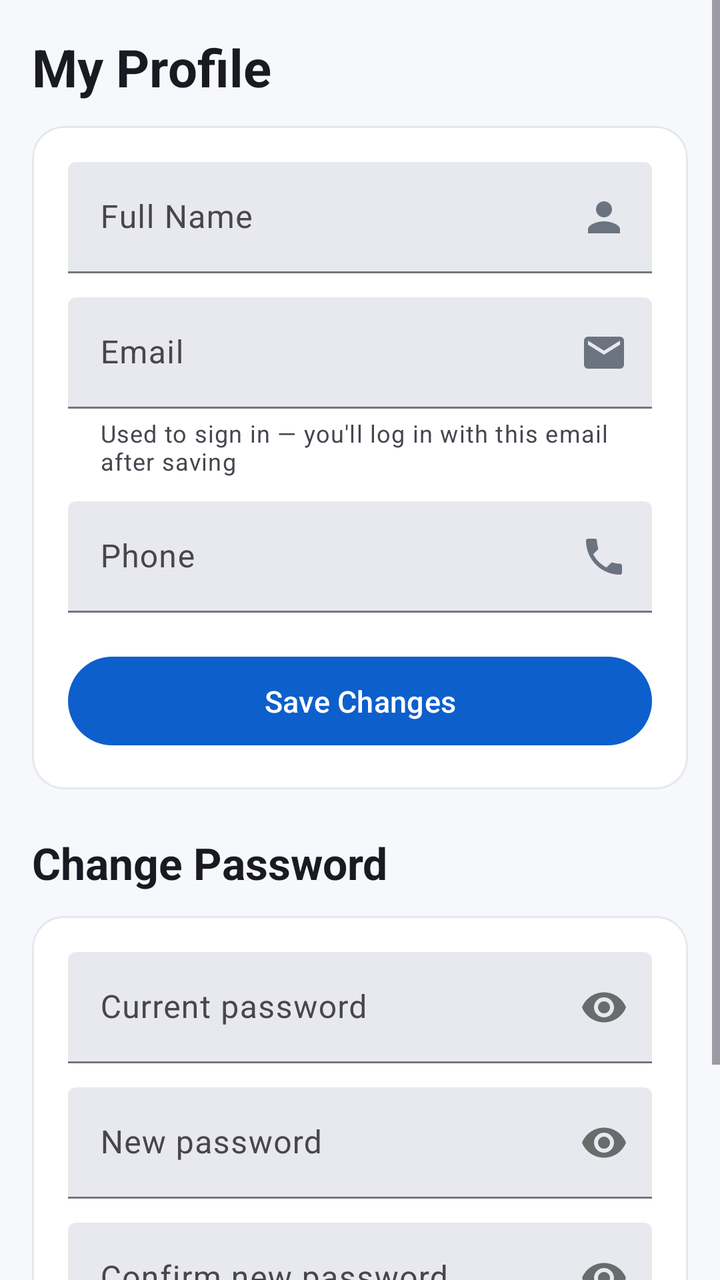
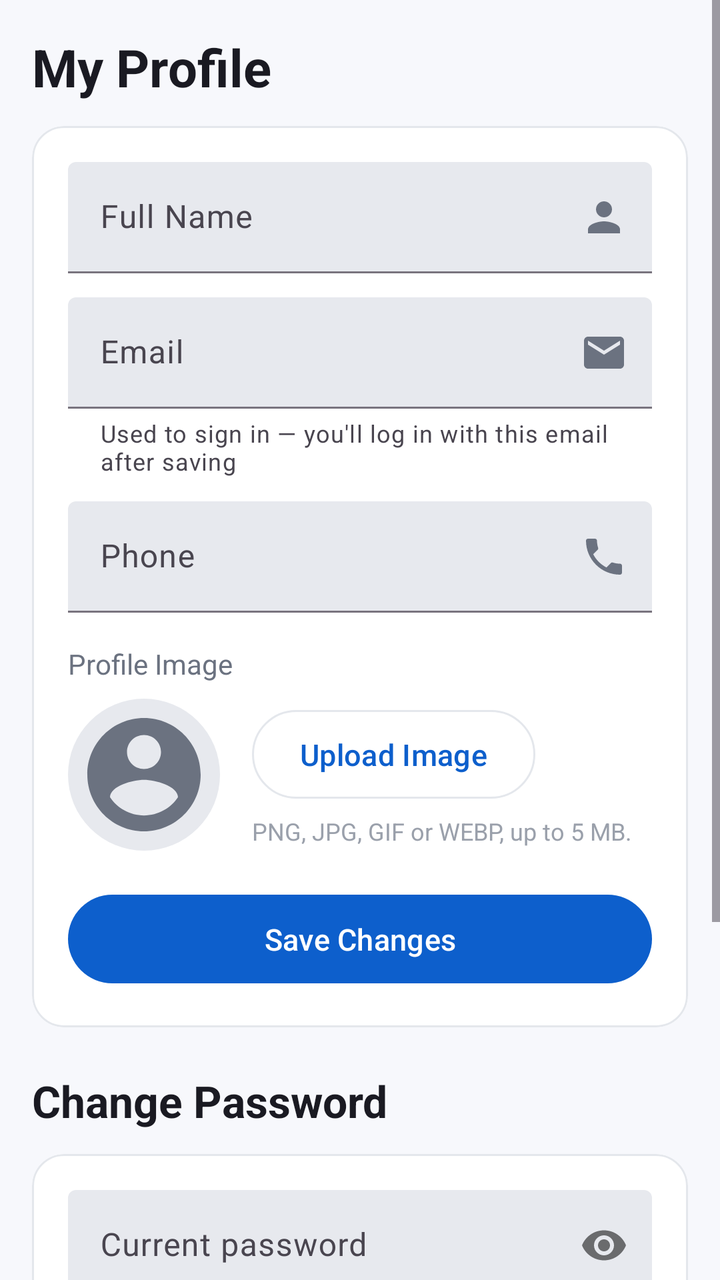

Compare the two renders of this Android layout. The source of the first and the diff that turns it into the second are given below.
<!-- AndroidManifest.xml: application theme Theme.SalesApp -->
<!-- res/layout/fragment_profile.xml -->
<?xml version="1.0" encoding="utf-8"?>
<ScrollView xmlns:android="http://schemas.android.com/apk/res/android"
    xmlns:app="http://schemas.android.com/apk/res-auto"
    android:layout_width="match_parent"
    android:layout_height="match_parent"
    android:background="@color/bg">

    <LinearLayout
        android:layout_width="match_parent"
        android:layout_height="wrap_content"
        android:orientation="vertical"
        android:padding="16dp">

        <TextView
            style="@style/Text.PageTitle"
            android:layout_width="wrap_content"
            android:layout_height="wrap_content"
            android:text="My Profile" />

        <com.google.android.material.card.MaterialCardView
            android:layout_width="match_parent"
            android:layout_height="wrap_content"
            android:layout_marginTop="12dp"
            app:cardBackgroundColor="@color/surface"
            app:cardCornerRadius="16dp"
            app:cardElevation="0dp"
            app:strokeColor="@color/divider"
            app:strokeWidth="1dp">

            <LinearLayout
                android:layout_width="match_parent"
                android:layout_height="wrap_content"
                android:orientation="vertical"
                android:padding="18dp">

                <com.google.android.material.textfield.TextInputLayout
                    style="@style/Widget.Material3.TextInputLayout.FilledBox"
                    android:layout_width="match_parent"
                    android:layout_height="wrap_content"
                    app:boxBackgroundColor="@color/field_grey"
                    app:endIconMode="custom"
                    app:endIconDrawable="@drawable/ic_profile"
                    app:endIconTint="@color/text_secondary"
                    android:hint="Full Name">
                    <com.google.android.material.textfield.TextInputEditText
                        android:id="@+id/etFullName"
                        android:layout_width="match_parent"
                        android:layout_height="wrap_content"
                        android:inputType="textPersonName" />
                </com.google.android.material.textfield.TextInputLayout>

                <com.google.android.material.textfield.TextInputLayout
                    style="@style/Widget.Material3.TextInputLayout.FilledBox"
                    android:layout_width="match_parent"
                    android:layout_height="wrap_content"
                    android:layout_marginTop="12dp"
                    app:boxBackgroundColor="@color/field_grey"
                    app:endIconMode="custom"
                    app:endIconDrawable="@drawable/ic_email"
                    app:endIconTint="@color/text_secondary"
                    app:helperText="Used to sign in — you'll log in with this email after saving"
                    android:hint="Email">
                    <com.google.android.material.textfield.TextInputEditText
                        android:id="@+id/etEmail"
                        android:layout_width="match_parent"
                        android:layout_height="wrap_content"
                        android:inputType="textEmailAddress" />
                </com.google.android.material.textfield.TextInputLayout>

                <com.google.android.material.textfield.TextInputLayout
                    style="@style/Widget.Material3.TextInputLayout.FilledBox"
                    android:layout_width="match_parent"
                    android:layout_height="wrap_content"
                    android:layout_marginTop="12dp"
                    app:boxBackgroundColor="@color/field_grey"
                    app:endIconMode="custom"
                    app:endIconDrawable="@drawable/ic_phone"
                    app:endIconTint="@color/text_secondary"
                    android:hint="Phone">
                    <com.google.android.material.textfield.TextInputEditText
                        android:id="@+id/etPhone"
                        android:layout_width="match_parent"
                        android:layout_height="wrap_content"
                        android:inputType="phone" />
                </com.google.android.material.textfield.TextInputLayout>

                <com.google.android.material.button.MaterialButton
                    android:id="@+id/btnSaveProfile"
                    style="@style/Widget.SalesApp.Button"
                    android:layout_width="match_parent"
                    android:layout_height="wrap_content"
                    android:layout_marginTop="18dp"
                    android:text="Save Changes" />
            </LinearLayout>
        </com.google.android.material.card.MaterialCardView>

        <TextView
            style="@style/Text.PageTitle"
            android:layout_width="wrap_content"
            android:layout_height="wrap_content"
            android:layout_marginTop="22dp"
            android:textSize="22sp"
            android:text="Change Password" />

        <com.google.android.material.card.MaterialCardView
            android:layout_width="match_parent"
            android:layout_height="wrap_content"
            android:layout_marginTop="12dp"
            app:cardBackgroundColor="@color/surface"
            app:cardCornerRadius="16dp"
            app:cardElevation="0dp"
            app:strokeColor="@color/divider"
            app:strokeWidth="1dp">

            <LinearLayout
                android:layout_width="match_parent"
                android:layout_height="wrap_content"
                android:orientation="vertical"
                android:padding="18dp">

                <com.google.android.material.textfield.TextInputLayout
                    style="@style/Widget.Material3.TextInputLayout.FilledBox"
                    android:layout_width="match_parent"
                    android:layout_height="wrap_content"
                    app:boxBackgroundColor="@color/field_grey"
                    app:passwordToggleEnabled="true"
                    android:hint="Current password">
                    <com.google.android.material.textfield.TextInputEditText
                        android:id="@+id/etCurrent"
                        android:layout_width="match_parent"
                        android:layout_height="wrap_content"
                        android:inputType="textPassword" />
                </com.google.android.material.textfield.TextInputLayout>

                <com.google.android.material.textfield.TextInputLayout
                    style="@style/Widget.Material3.TextInputLayout.FilledBox"
                    android:layout_width="match_parent"
                    android:layout_height="wrap_content"
                    android:layout_marginTop="12dp"
                    app:boxBackgroundColor="@color/field_grey"
                    app:passwordToggleEnabled="true"
                    android:hint="New password">
                    <com.google.android.material.textfield.TextInputEditText
                        android:id="@+id/etNew"
                        android:layout_width="match_parent"
                        android:layout_height="wrap_content"
                        android:inputType="textPassword" />
                </com.google.android.material.textfield.TextInputLayout>

                <com.google.android.material.textfield.TextInputLayout
                    style="@style/Widget.Material3.TextInputLayout.FilledBox"
                    android:layout_width="match_parent"
                    android:layout_height="wrap_content"
                    android:layout_marginTop="12dp"
                    app:boxBackgroundColor="@color/field_grey"
                    app:passwordToggleEnabled="true"
                    android:hint="Confirm new password">
                    <com.google.android.material.textfield.TextInputEditText
                        android:id="@+id/etConfirm"
                        android:layout_width="match_parent"
                        android:layout_height="wrap_content"
                        android:inputType="textPassword" />
                </com.google.android.material.textfield.TextInputLayout>

                <com.google.android.material.button.MaterialButton
                    android:id="@+id/btnChangePassword"
                    style="@style/Widget.SalesApp.Button.Outlined"
                    android:layout_width="match_parent"
                    android:layout_height="wrap_content"
                    android:layout_marginTop="16dp"
                    android:text="Change password" />
            </LinearLayout>
        </com.google.android.material.card.MaterialCardView>
    </LinearLayout>
</ScrollView>
<!-- resources referenced by this layout -->
<resources>
  <color name="bg">#FFF7F8FC</color>
  <color name="divider">#FFE4E7EC</color>
  <color name="field_grey">#FFE7E9EE</color>
  <color name="surface">#FFFFFFFF</color>
  <color name="text_secondary">#FF6B7280</color>
  <!-- drawable ic_email (drawable) -->
  <vector xmlns:android="http://schemas.android.com/apk/res/android"
      android:width="24dp" android:height="24dp" android:viewportWidth="24" android:viewportHeight="24"
      android:tint="@color/text_secondary">
      <path android:fillColor="@android:color/white" android:pathData="M20,4H4c-1.1,0 -1.99,0.9 -1.99,2L2,18c0,1.1 0.9,2 2,2h16c1.1,0 2,-0.9 2,-2V6c0,-1.1 -0.9,-2 -2,-2zM20,8l-8,5 -8,-5V6l8,5 8,-5v2z"/>
  </vector>
  <!-- drawable ic_profile (drawable) -->
  <vector xmlns:android="http://schemas.android.com/apk/res/android"
      android:width="24dp" android:height="24dp" android:viewportWidth="24" android:viewportHeight="24"
      android:tint="@color/text_primary">
      <path android:fillColor="@android:color/white" android:pathData="M12,12c2.21,0 4,-1.79 4,-4s-1.79,-4 -4,-4 -4,1.79 -4,4 1.79,4 4,4zM12,14c-2.67,0 -8,1.34 -8,4v2h16v-2c0,-2.66 -5.33,-4 -8,-4z"/>
  </vector>
  <style name="Text.PageTitle" parent="TextAppearance.Material3.HeadlineSmall">
          <item name="android:textColor">@color/text_primary</item>
          <item name="android:textStyle">bold</item>
          <item name="android:textSize">26sp</item>
      </style>
  <style name="Widget.SalesApp.Button" parent="Widget.Material3.Button">
          <item name="cornerRadius">28dp</item>
          <item name="android:paddingVertical">12dp</item>
          <item name="android:textSize">15sp</item>
          <item name="android:textAllCaps">false</item>
          <item name="backgroundTint">@color/primary</item>
      </style>
  <style name="Widget.SalesApp.Button.Outlined" parent="Widget.Material3.Button.OutlinedButton">
          <item name="cornerRadius">28dp</item>
          <item name="android:textAllCaps">false</item>
          <item name="android:textColor">@color/primary</item>
          <item name="strokeColor">@color/divider</item>
          <item name="iconTint">@color/primary</item>
      </style>
  <color name="text_primary">#FF1A1A22</color>
  <color name="primary">#0D5FCC</color>
  <color name="primary_dark">#0A4CA3</color>
  <color name="primary_variant">#1E88E5</color>
  <color name="white">#FFFFFFFF</color>
  <style name="Widget.SalesApp.Fab" parent="Widget.Material3.FloatingActionButton.Primary">
          <item name="backgroundTint">@color/primary</item>
          <item name="tint">@color/white</item>
          <item name="srcCompat">@drawable/ic_add</item>
      </style>
  <!-- drawable ic_add (drawable) -->
  <vector xmlns:android="http://schemas.android.com/apk/res/android"
      android:width="24dp" android:height="24dp" android:viewportWidth="24" android:viewportHeight="24"
      android:tint="@color/white">
      <path android:fillColor="@android:color/white" android:pathData="M19,13h-6v6h-2v-6H5v-2h6V5h2v6h6v2z"/>
  </vector>
  <!-- unchanged entries left out for length: 2 -->
</resources>

<!-- the commit's change to res/layout/fragment_profile.xml (unified diff, before → after) -->
@@ -84,6 +84,72 @@
                         android:inputType="phone" />
                 </com.google.android.material.textfield.TextInputLayout>
 
+                <TextView
+                    android:layout_width="wrap_content"
+                    android:layout_height="wrap_content"
+                    android:layout_marginTop="16dp"
+                    android:text="Profile Image"
+                    android:textColor="@color/text_secondary"
+                    android:textSize="14sp" />
+
+                <LinearLayout
+                    android:layout_width="match_parent"
+                    android:layout_height="wrap_content"
+                    android:layout_marginTop="8dp"
+                    android:orientation="horizontal"
+                    android:gravity="center_vertical">
+
+                    <FrameLayout
+                        android:layout_width="76dp"
+                        android:layout_height="76dp"
+                        android:background="@drawable/bg_icon_circle">
+
+                        <ImageView
+                            android:id="@+id/ivAvatar"
+                            android:layout_width="match_parent"
+                            android:layout_height="match_parent"
+                            android:padding="4dp"
+                            android:scaleType="centerCrop"
+                            android:src="@drawable/ic_account_circle"
+                            app:tint="@color/text_secondary"
+                            android:contentDescription="Profile image" />
+                    </FrameLayout>
+
+                    <LinearLayout
+                        android:layout_width="0dp"
+                        android:layout_weight="1"
+                        android:layout_height="wrap_content"
+                        android:layout_marginStart="16dp"
+                        android:orientation="vertical">
+
+                        <com.google.android.material.button.MaterialButton
+                            android:id="@+id/btnUpload"
+                            style="@style/Widget.SalesApp.Button.Outlined"
+                            android:layout_width="wrap_content"
+                            android:layout_height="wrap_content"
+                            android:text="Upload Image" />
+
+                        <TextView
+                            android:layout_width="wrap_content"
+                            android:layout_height="wrap_content"
+                            android:layout_marginTop="4dp"
+                            android:text="PNG, JPG, GIF or WEBP, up to 5 MB."
+                            android:textColor="@color/text_hint"
+                            android:textSize="12sp" />
+
+                        <TextView
+                            android:id="@+id/btnRemoveImage"
+                            android:layout_width="wrap_content"
+                            android:layout_height="wrap_content"
+                            android:layout_marginTop="4dp"
+                            android:padding="4dp"
+                            android:text="Remove"
+                            android:textColor="@color/danger"
+                            android:textSize="14sp"
+                            android:visibility="gone" />
+                    </LinearLayout>
+                </LinearLayout>
+
                 <com.google.android.material.button.MaterialButton
                     android:id="@+id/btnSaveProfile"
                     style="@style/Widget.SalesApp.Button"
<!-- resource entries referenced after the edit -->
@@ -1,10 +1,23 @@
 <!-- resources referenced by this layout -->
 <resources>
   <color name="bg">#FFF7F8FC</color>
+  <color name="danger">#FFC62828</color>
   <color name="divider">#FFE4E7EC</color>
   <color name="field_grey">#FFE7E9EE</color>
   <color name="surface">#FFFFFFFF</color>
+  <color name="text_hint">#FF9AA0AB</color>
   <color name="text_secondary">#FF6B7280</color>
+  <!-- drawable bg_icon_circle (drawable) -->
+  <?xml version="1.0" encoding="utf-8"?>
+  <shape xmlns:android="http://schemas.android.com/apk/res/android" android:shape="oval">
+      <solid android:color="@color/field_grey" />
+  </shape>
+  <!-- drawable ic_account_circle (drawable) -->
+  <vector xmlns:android="http://schemas.android.com/apk/res/android"
+      android:width="24dp" android:height="24dp" android:viewportWidth="24" android:viewportHeight="24"
+      android:tint="@color/text_primary">
+      <path android:fillColor="@android:color/white" android:pathData="M12,2C6.48,2 2,6.48 2,12s4.48,10 10,10 10,-4.48 10,-10S17.52,2 12,2zM12,5c1.66,0 3,1.34 3,3s-1.34,3 -3,3 -3,-1.34 -3,-3 1.34,-3 3,-3zM12,19.2c-2.5,0 -4.71,-1.28 -6,-3.22 0.03,-1.99 4,-3.08 6,-3.08 1.99,0 5.97,1.09 6,3.08 -1.29,1.94 -3.5,3.22 -6,3.22z"/>
+  </vector>
   <!-- drawable ic_email (drawable) -->
   <vector xmlns:android="http://schemas.android.com/apk/res/android"
       android:width="24dp" android:height="24dp" android:viewportWidth="24" android:viewportHeight="24"
